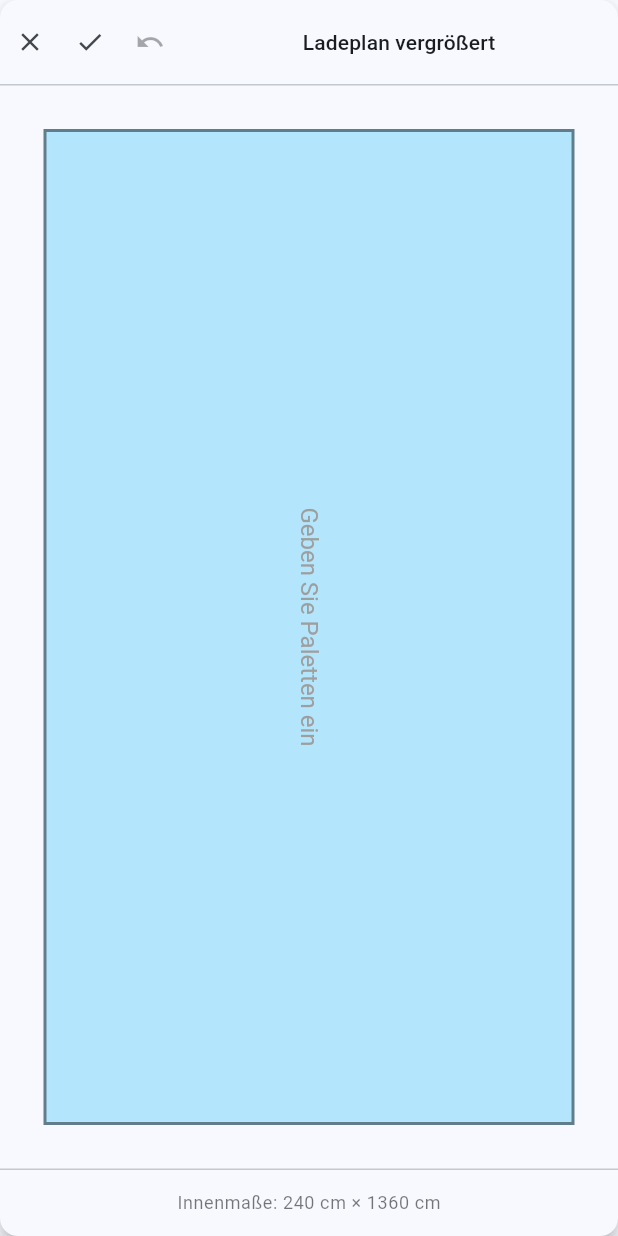
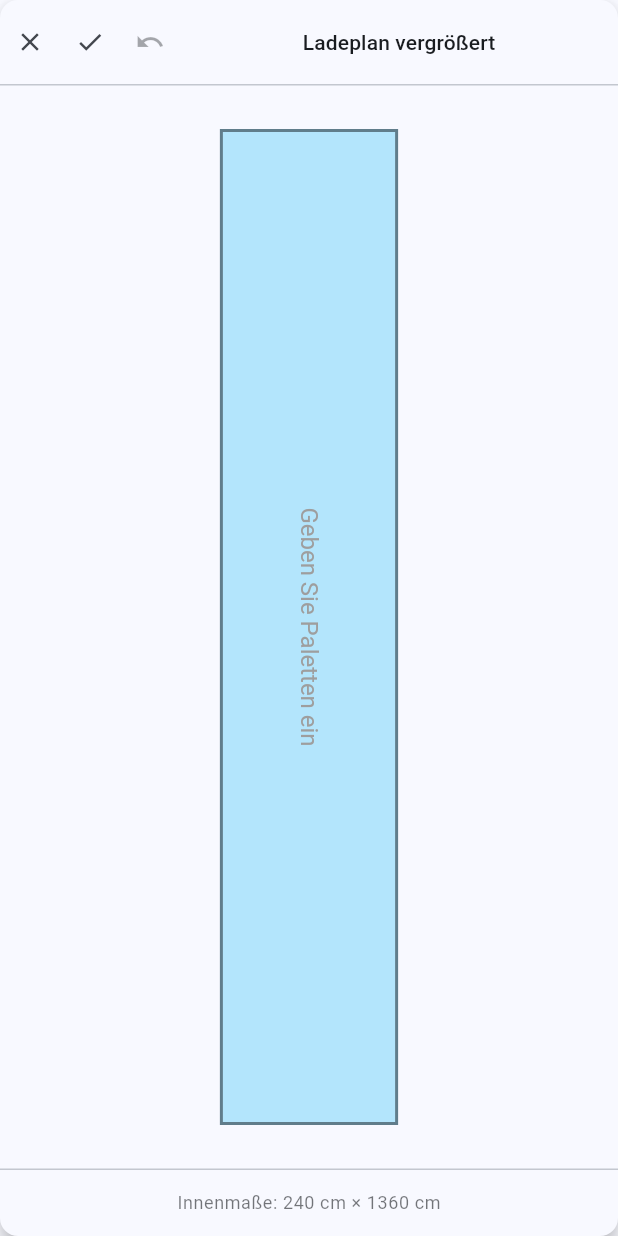
Before and after one commit to mexx-music/palettenfuchs, a Flutter app: the _SelectableTrailerOverlay widget shown alone on an empty page, opened directly with empty values, on a phone screen of 412 x 824 dp. Run offline on Flutter 3.47's test engine with Material 3 defaults, Android fonts, the phone set to English and light mode, and no system bars.

Commit message:
Fix industry pallet geometry and full-width layout

```diff
--- a/lib/features/load_planner/logic/manual_pallet_service.dart
+++ b/lib/features/load_planner/logic/manual_pallet_service.dart
@@ -242,8 +242,8 @@ class ManualPalletService {
         return [[xCm, 60, 80, 120]];
       case RowArrangement.industryLongi2:
         return [
-          [xCm, 20, 120, 100],
-          [xCm, 120, 120, 100],
+          [xCm, 0, 100, 120],
+          [xCm, 120, 100, 120],
         ];
       case RowArrangement.industrySingle:
         return [[xCm, 70, 120, 100]];
--- a/lib/features/load_planner/logic/pallet_layout_engine.dart
+++ b/lib/features/load_planner/logic/pallet_layout_engine.dart
@@ -624,14 +624,14 @@ class PalletLayoutEngine {
     int remaining = totalPallets;
 
     while (remaining >= 2 &&
-        usedLength + TrailerConstants.industryLengthCm <= trailerLengthCm) {
+        usedLength + TrailerConstants.industryWidthCm <= trailerLengthCm) {
       rows.add(LoadRow(
         index: rowIndex++,
         arrangement: RowArrangement.industryLongi2,
         palletCount: 2,
         weight: 0,
       ));
-      usedLength += TrailerConstants.industryLengthCm;
+      usedLength += TrailerConstants.industryWidthCm;
       remaining -= 2;
     }
 
--- a/lib/features/load_planner/models/pallet_type.dart
+++ b/lib/features/load_planner/models/pallet_type.dart
@@ -15,7 +15,7 @@ enum RowArrangement {
   euroLongi3('Euro längs (3er)', 3, 120), // 3 Paletten à 80cm = 240cm Breite
   euroTransverse2('Euro quer (2er)', 2, 80), // 2 Paletten à 120cm = 240cm Breite
   euroTransverseSingle('Euro quer (einzeln)', 1, 80), // 1 Palette à 120cm
-  industryLongi2('Industrie längs (2er)', 2, 120), // 2 Paletten à 100cm = 200cm Breite
+  industryLongi2('Industrie quer (2er)', 2, 100), // 2 Paletten à 120cm = 240cm Breite, 100cm in Fahrtrichtung
   industrySingle('Industrie (einzeln)', 1, 120); // 1 Palette à 120cm
 
   final String label;
--- a/lib/features/load_planner/models/placed_pallet.dart
+++ b/lib/features/load_planner/models/placed_pallet.dart
@@ -55,8 +55,8 @@ class PlacedPallet {
         return [[xCm, 60, 80, 120]];
       case RowArrangement.industryLongi2:
         return [
-          [xCm, 20, 120, 100],
-          [xCm, 120, 120, 100],
+          [xCm, 0, 100, 120],
+          [xCm, 120, 100, 120],
         ];
       case RowArrangement.industrySingle:
         return [[xCm, 70, 120, 100]];
--- a/lib/features/load_planner/presentation/widgets/free_mode_painter.dart
+++ b/lib/features/load_planner/presentation/widgets/free_mode_painter.dart
@@ -1,3 +1,4 @@
+import 'dart:math' show min;
 import 'dart:ui' as ui;
 
 import 'package:flutter/material.dart';
@@ -7,12 +8,19 @@ import '../../models/pallet_type.dart';
 
 /// Paints a free-mode pallet list (absolute cm coordinates per pallet).
 /// Drop-in replacement for TrailerPainter in the sandbox overlay.
+///
+/// When [uniformScale] is true the painter uses a single px/cm factor for
+/// both axes (BoxFit.contain equivalent), so every pallet is drawn with its
+/// real physical proportions.  The trailer is centred inside the canvas.
+/// When false (default) the old stretch-to-fill behaviour is preserved –
+/// suitable for the small thumbnail view.
 class FreeModePainter extends CustomPainter {
   final List<PlacedPallet> pallets;
   final LoadPlan loadPlan;
   final Set<String> selectedPalletIds;
   final ui.Image? epalImage;
   final String emptyText;
+  final bool uniformScale;
 
   const FreeModePainter({
     required this.pallets,
@@ -20,39 +28,82 @@ class FreeModePainter extends CustomPainter {
     this.selectedPalletIds = const {},
     this.epalImage,
     this.emptyText = '',
+    this.uniformScale = false,
   });
 
-  static const double _padding = 20.0;
+  /// Padding between the canvas edge and the trailer border (px).
+  static const double padding = 20.0;
   static const Color _epalStampColor = Color(0x69503214);
+
+  // ---------------------------------------------------------------------------
+  // Public geometry helper – called by the overlay to align its hit test.
+  // ---------------------------------------------------------------------------
+
+  /// Returns the uniform scale factor and the top-left origin of the trailer
+  /// rectangle inside a canvas of [size].
+  ///
+  /// The trailer is scaled down uniformly to fit within the drawable area
+  /// (canvas minus [padding] on every side) and then centred.
+  static ({double scale, double offsetX, double offsetY}) computeTransform(
+    Size size,
+    double trailerLengthCm,
+    double trailerWidthCm,
+  ) {
+    final drawableW = size.width - 2 * padding;
+    final drawableH = size.height - 2 * padding;
+    final scale =
+        min(drawableW / trailerLengthCm, drawableH / trailerWidthCm);
+    final offsetX = padding + (drawableW - scale * trailerLengthCm) / 2;
+    final offsetY = padding + (drawableH - scale * trailerWidthCm) / 2;
+    return (scale: scale, offsetX: offsetX, offsetY: offsetY);
+  }
+
+  // ---------------------------------------------------------------------------
+  // Paint
+  // ---------------------------------------------------------------------------
 
   @override
   void paint(Canvas canvas, Size size) {
     final trailerLengthCm = loadPlan.trailerType.trailerLengthCm;
     final trailerWidthCm = loadPlan.trailerType.trailerWidthCm;
 
-    final drawableWidth = size.width - 2 * _padding;
-    final drawableHeight = size.height - 2 * _padding;
+    final double sx, sy, originX, originY;
 
+    if (uniformScale) {
+      final t = computeTransform(size, trailerLengthCm, trailerWidthCm);
+      sx = t.scale;
+      sy = t.scale;
+      originX = t.offsetX;
+      originY = t.offsetY;
+    } else {
+      final drawableW = size.width - 2 * padding;
+      final drawableH = size.height - 2 * padding;
+      sx = drawableW / trailerLengthCm;
+      sy = drawableH / trailerWidthCm;
+      originX = padding;
+      originY = padding;
+    }
+
+    final trailerPixelW = sx * trailerLengthCm;
+    final trailerPixelH = sy * trailerWidthCm;
     final trailerRect =
-        Rect.fromLTWH(_padding, _padding, drawableWidth, drawableHeight);
+        Rect.fromLTWH(originX, originY, trailerPixelW, trailerPixelH);
+
     canvas.drawRect(trailerRect, Paint()..color = Colors.lightBlue[100]!);
 
     if (pallets.isEmpty) {
       _drawBorder(canvas, trailerRect);
-      _drawEmptyState(canvas, size);
+      _drawEmptyState(canvas, trailerRect);
       return;
     }
-
-    final scaleX = drawableWidth / trailerLengthCm;
-    final scaleY = drawableHeight / trailerWidthCm;
 
     canvas.save();
     canvas.clipRect(trailerRect);
 
-    // Centre line (trailer mid-axis)
+    // Centre line (trailer mid-axis, running front-to-rear).
     canvas.drawLine(
-      Offset(trailerRect.left, trailerRect.top + drawableHeight / 2),
-      Offset(trailerRect.right, trailerRect.top + drawableHeight / 2),
+      Offset(trailerRect.left, trailerRect.top + trailerPixelH / 2),
+      Offset(trailerRect.right, trailerRect.top + trailerPixelH / 2),
       Paint()
         ..color = Colors.grey[400]!
         ..strokeWidth = 0.5,
@@ -62,10 +113,10 @@ class FreeModePainter extends CustomPainter {
       if (!pallet.isFreeMode) continue;
 
       final rect = Rect.fromLTWH(
-        _padding + pallet.xCm! * scaleX,
-        _padding + pallet.yCm! * scaleY,
-        pallet.widthCm! * scaleX,
-        pallet.heightCm! * scaleY,
+        originX + pallet.xCm! * sx,
+        originY + pallet.yCm! * sy,
+        pallet.widthCm! * sx,
+        pallet.heightCm! * sy,
       );
 
       final color = _colorFor(pallet.arrangement);
@@ -114,7 +165,7 @@ class FreeModePainter extends CustomPainter {
     );
   }
 
-  void _drawEmptyState(Canvas canvas, Size size) {
+  void _drawEmptyState(Canvas canvas, Rect trailerRect) {
     final tp = TextPainter(
       text: TextSpan(
         text: emptyText,
@@ -122,10 +173,13 @@ class FreeModePainter extends CustomPainter {
       ),
       textDirection: TextDirection.ltr,
     );
-    tp.layout();
+    tp.layout(maxWidth: trailerRect.width);
     tp.paint(
       canvas,
-      Offset(size.width / 2 - tp.width / 2, size.height / 2 - tp.height / 2),
+      Offset(
+        trailerRect.center.dx - tp.width / 2,
+        trailerRect.center.dy - tp.height / 2,
+      ),
     );
   }
 
@@ -213,5 +267,6 @@ class FreeModePainter extends CustomPainter {
       pallets != oldDelegate.pallets ||
       loadPlan != oldDelegate.loadPlan ||
       selectedPalletIds != oldDelegate.selectedPalletIds ||
-      epalImage != oldDelegate.epalImage;
+      epalImage != oldDelegate.epalImage ||
+      uniformScale != oldDelegate.uniformScale;
 }
--- a/lib/features/load_planner/presentation/widgets/trailer_load_view.dart
+++ b/lib/features/load_planner/presentation/widgets/trailer_load_view.dart
@@ -580,16 +580,33 @@ class _SelectableTrailerOverlayState extends State<_SelectableTrailerOverlay> {
     return LayoutBuilder(
       builder: (context, constraints) {
         final size = constraints.biggest;
+
+        // Pre-compute the same uniform-scale transform the painter uses so the
+        // hit test stays pixel-accurate even when the trailer is centred.
+        // ManualPalletService.findFreePalletAtPosition always places the trailer
+        // origin at (padding, padding), so we shift the raw tap position by the
+        // extra centering offset and pass effective dimensions that imply the
+        // same uniform scale.
+        final t = FreeModePainter.computeTransform(size, trailerL, trailerW);
+        final effectiveW = t.scale * trailerL + 2 * FreeModePainter.padding;
+        final effectiveH = t.scale * trailerW + 2 * FreeModePainter.padding;
+
         return GestureDetector(
           behavior: HitTestBehavior.opaque,
           onTapDown: (details) {
+            final adjustedPos = Offset(
+              details.localPosition.dx -
+                  (t.offsetX - FreeModePainter.padding),
+              details.localPosition.dy -
+                  (t.offsetY - FreeModePainter.padding),
+            );
             _pendingPallet = ManualPalletService.findFreePalletAtPosition(
-              position: details.localPosition,
+              position: adjustedPos,
               pallets: _freePallets,
               trailerLengthCm: trailerL,
               trailerWidthCm: trailerW,
-              screenWidth: size.width,
-              screenHeight: size.height,
+              screenWidth: effectiveW,
+              screenHeight: effectiveH,
             );
           },
           onTap: () {
@@ -626,6 +643,7 @@ class _SelectableTrailerOverlayState extends State<_SelectableTrailerOverlay> {
                 emptyText: AppStrings.get(widget.language, 'enter_pallets'),
                 epalImage: widget.epalImage,
                 selectedPalletIds: _selectedIds,
+                uniformScale: true,
               ),
               child: const SizedBox.expand(),
             ),
--- a/lib/features/load_planner/presentation/widgets/trailer_painter.dart
+++ b/lib/features/load_planner/presentation/widgets/trailer_painter.dart
@@ -251,8 +251,8 @@ class TrailerPainter extends CustomPainter {
         return [[xCm, 60, 80, 120]];
       case RowArrangement.industryLongi2:
         return [
-          [xCm, 20, 120, 100],
-          [xCm, 120, 120, 100],
+          [xCm, 0, 100, 120],
+          [xCm, 120, 100, 120],
         ];
       case RowArrangement.industrySingle:
         return [[xCm, 70, 120, 100]];
```
